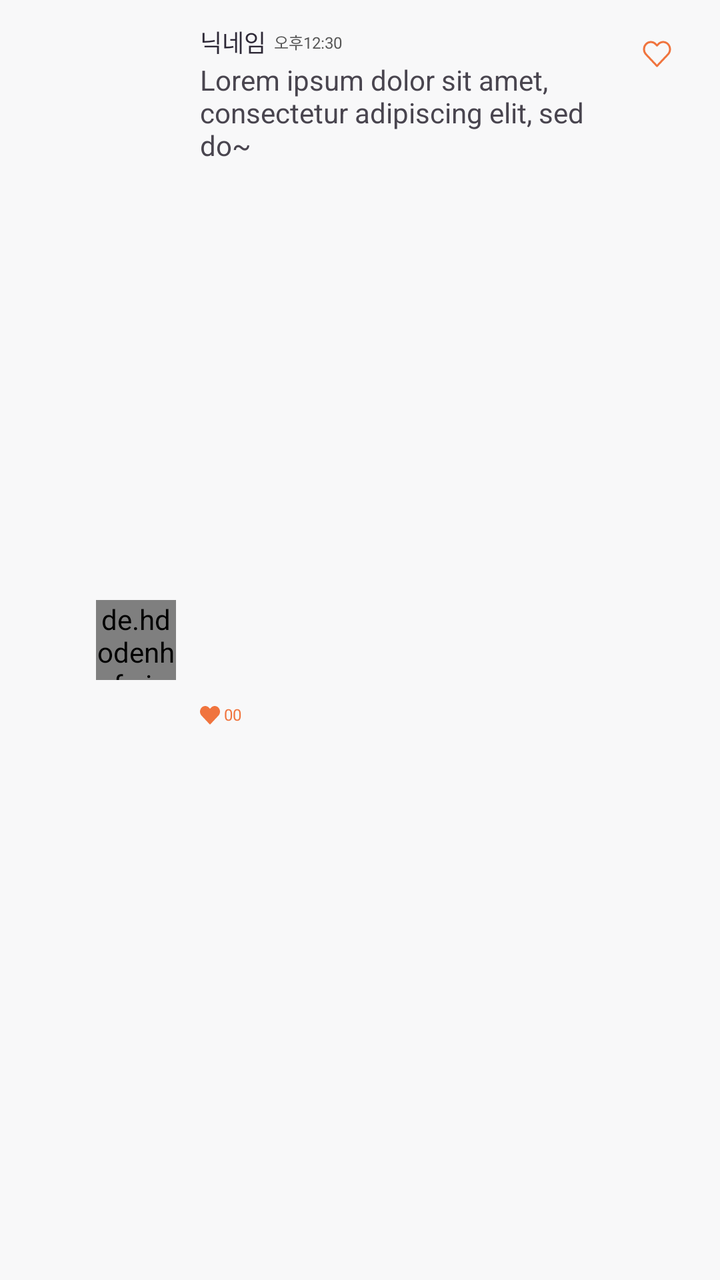
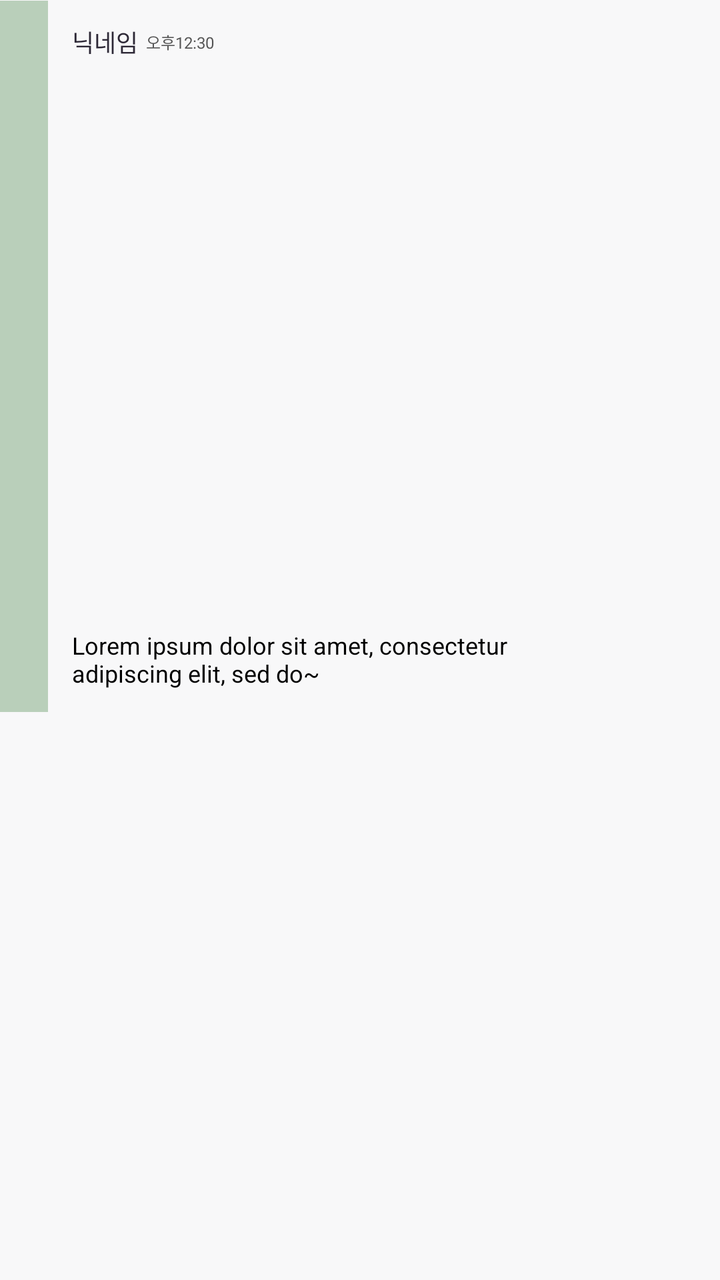

Screens rendered from an Android XML layout before and after an edit, with the pre-edit source and the edit as a unified diff.
<!-- AndroidManifest.xml: application theme Theme.VeganLife -->
<!-- res/layout/item_recyclerview_community_detail_feed_comments_reply.xml -->
<?xml version="1.0" encoding="utf-8"?>
<androidx.constraintlayout.widget.ConstraintLayout xmlns:android="http://schemas.android.com/apk/res/android"
    xmlns:app="http://schemas.android.com/apk/res-auto"
    android:layout_width="match_parent"
    android:layout_height="wrap_content"
    android:layout_marginBottom="2dp"
    android:background="@color/gray1">

    <de.hdodenhof.circleimageview.CircleImageView
        android:id="@+id/civ_community_detail_feed_comments_reply_profile"
        android:layout_width="40dp"
        android:layout_height="40dp"
        android:layout_marginVertical="24dp"
        android:layout_marginStart="48dp"
        android:src="@color/sub_gray2"
        app:layout_constraintBottom_toBottomOf="parent"
        app:layout_constraintStart_toStartOf="parent"
        app:layout_constraintTop_toTopOf="parent" />

    <TextView
        android:id="@+id/tv_community_detail_feed_comments_nickname"
        android:layout_width="wrap_content"
        android:layout_height="wrap_content"
        android:layout_marginStart="12dp"
        android:layout_marginTop="12dp"
        android:includeFontPadding="false"
        android:text="@string/all_nickname"
        android:textAppearance="@style/Bold.Body6"
        android:textColor="@color/gray5"
        app:layout_constraintStart_toEndOf="@id/civ_community_detail_feed_comments_reply_profile"
        app:layout_constraintTop_toTopOf="parent" />

    <TextView
        android:id="@+id/tv_community_detail_feed_comments_reply_time"
        android:layout_width="wrap_content"
        android:layout_height="wrap_content"
        android:layout_marginStart="4dp"
        android:includeFontPadding="false"
        android:text="@string/alarm_time"
        android:textAppearance="@style/Regular.Body7"
        android:textColor="@color/sub_gray3"
        app:layout_constraintBottom_toBottomOf="@id/tv_community_detail_feed_comments_nickname"
        app:layout_constraintStart_toEndOf="@id/tv_community_detail_feed_comments_nickname"
        app:layout_constraintTop_toTopOf="@id/tv_community_detail_feed_comments_nickname" />

    <androidx.appcompat.widget.AppCompatImageButton
        android:id="@+id/ib_community_detail_feed_comments_reply_like"
        android:layout_width="wrap_content"
        android:layout_height="wrap_content"
        android:layout_marginTop="12dp"
        android:layout_marginEnd="16dp"
        android:backgroundTint="@android:color/transparent"
        android:padding="8dp"
        android:src="@drawable/selector_community_detail_feed_like"
        app:layout_constraintEnd_toEndOf="parent"
        app:layout_constraintTop_toTopOf="parent" />

    <TextView
        android:id="@+id/tv_community_detail_feed_comments_reply_description"
        android:layout_width="0dp"
        android:layout_height="wrap_content"
        android:layout_marginTop="3dp"
        android:layout_marginEnd="56dp"
        android:includeFontPadding="false"
        android:text="Lorem ipsum dolor sit amet, consectetur adipiscing elit, sed do~"
        app:layout_constraintEnd_toEndOf="parent"
        app:layout_constraintStart_toStartOf="@id/tv_community_detail_feed_comments_nickname"
        app:layout_constraintTop_toBottomOf="@id/tv_community_detail_feed_comments_nickname" />

    <androidx.appcompat.widget.AppCompatImageView
        android:id="@+id/iv_community_detail_feed_comments_reply_like"
        android:layout_width="10dp"
        android:layout_height="10dp"
        android:layout_marginTop="6dp"
        android:layout_marginBottom="12dp"
        android:src="@drawable/all_like_full"
        app:layout_constraintBottom_toBottomOf="parent"
        app:layout_constraintStart_toStartOf="@id/tv_community_detail_feed_comments_reply_description"
        app:layout_constraintTop_toBottomOf="@id/tv_community_detail_feed_comments_reply_description" />

    <TextView
        android:id="@+id/tv_community_detail_feed_comments_reply_likes"
        android:layout_width="wrap_content"
        android:layout_height="wrap_content"
        android:layout_marginStart="2dp"
        android:includeFontPadding="false"
        android:text="00"
        android:textAppearance="@style/Regular.Body7"
        android:textColor="@color/no"
        app:layout_constraintBottom_toBottomOf="@id/iv_community_detail_feed_comments_reply_like"
        app:layout_constraintStart_toEndOf="@id/iv_community_detail_feed_comments_reply_like"
        app:layout_constraintTop_toTopOf="@id/iv_community_detail_feed_comments_reply_like" />

</androidx.constraintlayout.widget.ConstraintLayout>
<!-- resources referenced by this layout -->
<resources>
  <color name="gray1">#F8F8F9</color>
  <color name="gray5">#2D2836</color>
  <color name="no">#F0743E</color>
  <color name="sub_gray2">#D9D9D9</color>
  <color name="sub_gray3">#545454</color>
  <!-- drawable all_like_full (drawable) -->
  <vector xmlns:android="http://schemas.android.com/apk/res/android"
      android:width="16dp"
      android:height="15dp"
      android:viewportWidth="16"
      android:viewportHeight="15">
    <path
        android:pathData="M14.766,1.326C14.375,0.906 13.911,0.572 13.4,0.345C12.889,0.117 12.342,0 11.789,0C11.236,0 10.688,0.117 10.177,0.345C9.666,0.572 9.202,0.906 8.811,1.326L8,2.198L7.188,1.326C6.399,0.477 5.328,0 4.211,0C3.094,0 2.023,0.477 1.233,1.326C0.444,2.175 0,3.326 0,4.527C-0,5.727 0.444,6.878 1.233,7.727L2.045,8.599L8,15L13.955,8.599L14.766,7.727C15.157,7.307 15.468,6.808 15.679,6.259C15.891,5.71 16,5.121 16,4.527C16,3.932 15.891,3.344 15.679,2.794C15.468,2.245 15.157,1.746 14.766,1.326Z"
        android:fillColor="#F0743E"/>
  </vector>
  <!-- drawable selector_community_detail_feed_like (drawable) -->
  <?xml version="1.0" encoding="utf-8"?>
  <selector xmlns:android="http://schemas.android.com/apk/res/android">
      <item android:drawable="@drawable/all_like_full" android:state_selected="true" />
      <item android:drawable="@drawable/all_like_empty" />
  </selector>
  <string name="alarm_time">오후12:30</string>
  <string name="all_nickname">닉네임</string>
  <style name="Bold.Body6" parent="Bold">
          <item name="android:textSize">12sp</item>
      </style>
  <style name="Regular.Body7" parent="Regular">
          <item name="android:textSize">8sp</item>
      </style>
  <style name="Theme.VeganLife" parent="Base.Theme.VeganLife" />
  <!-- drawable all_like_empty (drawable) -->
  <vector xmlns:android="http://schemas.android.com/apk/res/android"
      android:width="15dp"
      android:height="14dp"
      android:viewportWidth="15"
      android:viewportHeight="14">
    <path
        android:strokeWidth="1"
        android:pathData="M12.998,2.061C12.68,1.725 12.303,1.458 11.888,1.276C11.473,1.094 11.028,1 10.578,1C10.129,1 9.684,1.094 9.269,1.276C8.854,1.458 8.477,1.725 8.159,2.061L7.5,2.759L6.841,2.061C6.199,1.382 5.329,1 4.421,1C3.514,1 2.644,1.382 2.002,2.061C1.36,2.74 1,3.661 1,4.621C1,5.582 1.36,6.503 2.002,7.182L2.661,7.879L7.5,13L12.338,7.879L12.998,7.182C13.315,6.845 13.568,6.446 13.74,6.007C13.911,5.568 14,5.097 14,4.621C14,4.146 13.911,3.675 13.74,3.236C13.568,2.796 13.315,2.397 12.998,2.061V2.061Z"
        android:strokeLineJoin="round"
        android:fillColor="#00000000"
        android:strokeColor="#F0743E"
        android:strokeLineCap="round"/>
  </vector>
  <style name="Bold">
          <item name="fontFamily">@font/noto_sans_kr_bold</item>
      </style>
  <style name="Regular">
          <item name="fontFamily">@font/noto_sans_kr_regular</item>
      </style>
  <style name="Base.Theme.VeganLife" parent="Theme.Material3.DayNight.NoActionBar">
          
          
      </style>
</resources>

<!-- the commit's change to res/layout/item_recyclerview_community_detail_feed_comments_reply.xml (unified diff, before → after) -->
@@ -1,21 +1,22 @@
 <?xml version="1.0" encoding="utf-8"?>
 <androidx.constraintlayout.widget.ConstraintLayout xmlns:android="http://schemas.android.com/apk/res/android"
     xmlns:app="http://schemas.android.com/apk/res-auto"
+    xmlns:tools="http://schemas.android.com/tools"
     android:layout_width="match_parent"
     android:layout_height="wrap_content"
     android:layout_marginBottom="2dp"
     android:background="@color/gray1">
 
-    <de.hdodenhof.circleimageview.CircleImageView
-        android:id="@+id/civ_community_detail_feed_comments_reply_profile"
-        android:layout_width="40dp"
-        android:layout_height="40dp"
-        android:layout_marginVertical="24dp"
-        android:layout_marginStart="48dp"
-        android:src="@color/sub_gray2"
-        app:layout_constraintBottom_toBottomOf="parent"
+    <View
+        android:id="@+id/view"
+        android:layout_width="24dp"
+        android:layout_height="0dp"
+        android:background="@color/base2"
+        android:layout_marginTop="-12dp"
+        android:layout_marginBottom="-12dp"
         app:layout_constraintStart_toStartOf="parent"
-        app:layout_constraintTop_toTopOf="parent" />
+        app:layout_constraintTop_toTopOf="@id/tv_community_detail_feed_comments_nickname"
+        app:layout_constraintBottom_toBottomOf="@id/tv_community_detail_feed_comments_reply_description"/>
 
     <TextView
         android:id="@+id/tv_community_detail_feed_comments_nickname"
@@ -27,8 +28,9 @@
         android:text="@string/all_nickname"
         android:textAppearance="@style/Bold.Body6"
         android:textColor="@color/gray5"
-        app:layout_constraintStart_toEndOf="@id/civ_community_detail_feed_comments_reply_profile"
-        app:layout_constraintTop_toTopOf="parent" />
+        app:layout_constraintStart_toEndOf="@id/view"
+        app:layout_constraintTop_toTopOf="parent"
+        tools:layout_editor_absoluteX="100dp" />
 
     <TextView
         android:id="@+id/tv_community_detail_feed_comments_reply_time"
@@ -43,17 +45,6 @@
         app:layout_constraintStart_toEndOf="@id/tv_community_detail_feed_comments_nickname"
         app:layout_constraintTop_toTopOf="@id/tv_community_detail_feed_comments_nickname" />
 
-    <androidx.appcompat.widget.AppCompatImageButton
-        android:id="@+id/ib_community_detail_feed_comments_reply_like"
-        android:layout_width="wrap_content"
-        android:layout_height="wrap_content"
-        android:layout_marginTop="12dp"
-        android:layout_marginEnd="16dp"
-        android:backgroundTint="@android:color/transparent"
-        android:padding="8dp"
-        android:src="@drawable/selector_community_detail_feed_like"
-        app:layout_constraintEnd_toEndOf="parent"
-        app:layout_constraintTop_toTopOf="parent" />
 
     <TextView
         android:id="@+id/tv_community_detail_feed_comments_reply_description"
@@ -61,34 +52,14 @@
         android:layout_height="wrap_content"
         android:layout_marginTop="3dp"
         android:layout_marginEnd="56dp"
+        android:layout_marginBottom="12dp"
         android:includeFontPadding="false"
+        android:textAppearance="@style/Regular.Body5"
         android:text="Lorem ipsum dolor sit amet, consectetur adipiscing elit, sed do~"
         app:layout_constraintEnd_toEndOf="parent"
         app:layout_constraintStart_toStartOf="@id/tv_community_detail_feed_comments_nickname"
-        app:layout_constraintTop_toBottomOf="@id/tv_community_detail_feed_comments_nickname" />
+        app:layout_constraintTop_toBottomOf="@id/tv_community_detail_feed_comments_nickname"
+        app:layout_constraintBottom_toBottomOf="parent"/>
 
-    <androidx.appcompat.widget.AppCompatImageView
-        android:id="@+id/iv_community_detail_feed_comments_reply_like"
-        android:layout_width="10dp"
-        android:layout_height="10dp"
-        android:layout_marginTop="6dp"
-        android:layout_marginBottom="12dp"
-        android:src="@drawable/all_like_full"
-        app:layout_constraintBottom_toBottomOf="parent"
-        app:layout_constraintStart_toStartOf="@id/tv_community_detail_feed_comments_reply_description"
-        app:layout_constraintTop_toBottomOf="@id/tv_community_detail_feed_comments_reply_description" />
-
-    <TextView
-        android:id="@+id/tv_community_detail_feed_comments_reply_likes"
-        android:layout_width="wrap_content"
-        android:layout_height="wrap_content"
-        android:layout_marginStart="2dp"
-        android:includeFontPadding="false"
-        android:text="00"
-        android:textAppearance="@style/Regular.Body7"
-        android:textColor="@color/no"
-        app:layout_constraintBottom_toBottomOf="@id/iv_community_detail_feed_comments_reply_like"
-        app:layout_constraintStart_toEndOf="@id/iv_community_detail_feed_comments_reply_like"
-        app:layout_constraintTop_toTopOf="@id/iv_community_detail_feed_comments_reply_like" />
 
 </androidx.constraintlayout.widget.ConstraintLayout>
<!-- resource entries referenced after the edit -->
@@ -1,49 +1,21 @@
 <!-- resources referenced by this layout -->
 <resources>
+  <color name="base2">#B9CFBA</color>
   <color name="gray1">#F8F8F9</color>
   <color name="gray5">#2D2836</color>
-  <color name="no">#F0743E</color>
-  <color name="sub_gray2">#D9D9D9</color>
   <color name="sub_gray3">#545454</color>
-  <!-- drawable all_like_full (drawable) -->
-  <vector xmlns:android="http://schemas.android.com/apk/res/android"
-      android:width="16dp"
-      android:height="15dp"
-      android:viewportWidth="16"
-      android:viewportHeight="15">
-    <path
-        android:pathData="M14.766,1.326C14.375,0.906 13.911,0.572 13.4,0.345C12.889,0.117 12.342,0 11.789,0C11.236,0 10.688,0.117 10.177,0.345C9.666,0.572 9.202,0.906 8.811,1.326L8,2.198L7.188,1.326C6.399,0.477 5.328,0 4.211,0C3.094,0 2.023,0.477 1.233,1.326C0.444,2.175 0,3.326 0,4.527C-0,5.727 0.444,6.878 1.233,7.727L2.045,8.599L8,15L13.955,8.599L14.766,7.727C15.157,7.307 15.468,6.808 15.679,6.259C15.891,5.71 16,5.121 16,4.527C16,3.932 15.891,3.344 15.679,2.794C15.468,2.245 15.157,1.746 14.766,1.326Z"
-        android:fillColor="#F0743E"/>
-  </vector>
-  <!-- drawable selector_community_detail_feed_like (drawable) -->
-  <?xml version="1.0" encoding="utf-8"?>
-  <selector xmlns:android="http://schemas.android.com/apk/res/android">
-      <item android:drawable="@drawable/all_like_full" android:state_selected="true" />
-      <item android:drawable="@drawable/all_like_empty" />
-  </selector>
   <string name="alarm_time">오후12:30</string>
   <string name="all_nickname">닉네임</string>
   <style name="Bold.Body6" parent="Bold">
+          <item name="android:textSize">12sp</item>
+      </style>
+  <style name="Regular.Body5" parent="Regular">
           <item name="android:textSize">12sp</item>
       </style>
   <style name="Regular.Body7" parent="Regular">
           <item name="android:textSize">8sp</item>
       </style>
   <style name="Theme.VeganLife" parent="Base.Theme.VeganLife" />
-  <!-- drawable all_like_empty (drawable) -->
-  <vector xmlns:android="http://schemas.android.com/apk/res/android"
-      android:width="15dp"
-      android:height="14dp"
-      android:viewportWidth="15"
-      android:viewportHeight="14">
-    <path
-        android:strokeWidth="1"
-        android:pathData="M12.998,2.061C12.68,1.725 12.303,1.458 11.888,1.276C11.473,1.094 11.028,1 10.578,1C10.129,1 9.684,1.094 9.269,1.276C8.854,1.458 8.477,1.725 8.159,2.061L7.5,2.759L6.841,2.061C6.199,1.382 5.329,1 4.421,1C3.514,1 2.644,1.382 2.002,2.061C1.36,2.74 1,3.661 1,4.621C1,5.582 1.36,6.503 2.002,7.182L2.661,7.879L7.5,13L12.338,7.879L12.998,7.182C13.315,6.845 13.568,6.446 13.74,6.007C13.911,5.568 14,5.097 14,4.621C14,4.146 13.911,3.675 13.74,3.236C13.568,2.796 13.315,2.397 12.998,2.061V2.061Z"
-        android:strokeLineJoin="round"
-        android:fillColor="#00000000"
-        android:strokeColor="#F0743E"
-        android:strokeLineCap="round"/>
-  </vector>
   <style name="Bold">
           <item name="fontFamily">@font/noto_sans_kr_bold</item>
       </style>
